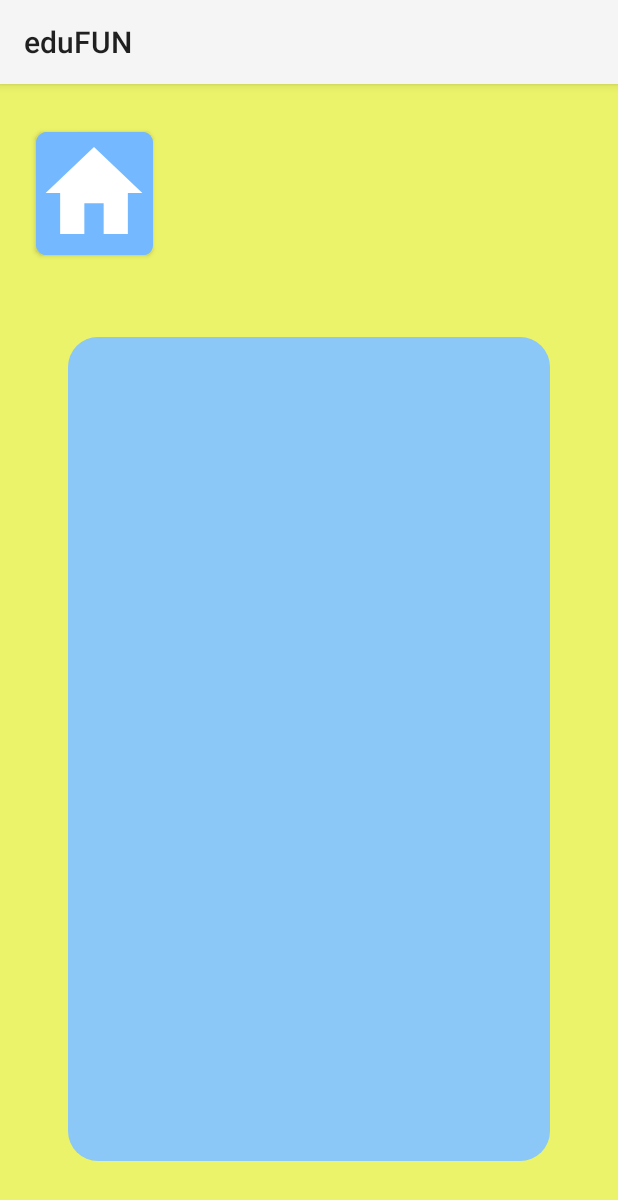
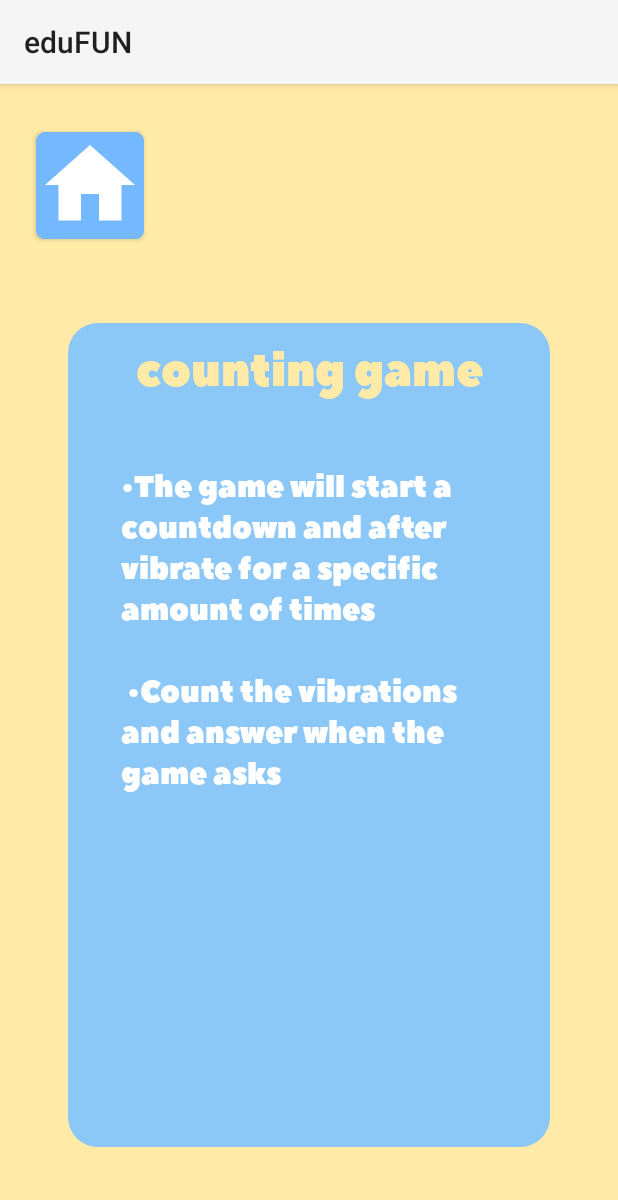
Before and after one commit to Tiltins7/edufun, an Android app: the NewActivity screen opened directly, with no data from a screen before it, on a phone screen of 412 x 824 dp. Shown: the top 1200 px of the screen. Run offline under Robolectric (Android 15) with nearby library versions, the phone set to English and light mode, and no system bars.

Commit message:
nomainiju visu hardcoded textu uz string failu lai var mainit valodas

```diff
--- a/app/src/main/res/layout/activity_new.xml
+++ b/app/src/main/res/layout/activity_new.xml
@@ -4,13 +4,13 @@
     xmlns:tools="http://schemas.android.com/tools"
     android:layout_width="match_parent"
     android:layout_height="match_parent"
-    android:background="#EBF36A"
+    android:background="#ffeaa7"
     tools:context=".MainActivity">
 
     <Button
         android:id="@+id/homebtn"
-        android:layout_width="78dp"
-        android:layout_height="82dp"
+        android:layout_width="72dp"
+        android:layout_height="71dp"
         android:layout_marginStart="24dp"
         android:layout_marginLeft="24dp"
 
@@ -22,20 +22,44 @@
         app:layout_constraintEnd_toEndOf="parent"
         app:layout_constraintHorizontal_bias="0.0"
         app:layout_constraintStart_toStartOf="parent"
-        app:layout_constraintTop_toTopOf="parent"/>
+        app:layout_constraintTop_toTopOf="parent" />
 
     <FrameLayout
         android:layout_width="321dp"
         android:layout_height="549dp"
         android:layout_marginStart="50dp"
         android:layout_marginLeft="50dp"
+        android:layout_marginTop="150dp"
         android:layout_marginEnd="50dp"
         android:layout_marginRight="50dp"
         android:layout_marginBottom="50dp"
         android:background="@drawable/rounded_rectangle"
         app:layout_constraintBottom_toBottomOf="parent"
         app:layout_constraintEnd_toEndOf="parent"
-        app:layout_constraintStart_toStartOf="parent" />
+        app:layout_constraintStart_toStartOf="parent"
+        app:layout_constraintTop_toTopOf="parent" >
+
+        <TextView
+            android:id="@+id/messageTextView"
+            android:layout_width="match_parent"
+            android:layout_height="61dp"
+            app:fontFamily="@font/peace_sans"
+            android:gravity="center"
+            android:text="@string/counting_game_head"
+            android:textColor="#ffeaa7"
+            android:textSize="30sp" />
+
+        <TextView
+            android:id="@+id/messageTextView2"
+            android:layout_width="250dp"
+            android:layout_height="358dp"
+            android:layout_gravity="center"
+            app:fontFamily="@font/peace_sans"
+            android:text="@string/counting_game_ins"
+            android:textColor="#ffffff"
+            android:textSize="20sp" />
+
+    </FrameLayout>
 
 
 
--- a/app/src/main/res/values/strings.xml
+++ b/app/src/main/res/values/strings.xml
@@ -1,3 +1,12 @@
 <resources>
     <string name="app_name">eduFUN</string>
+    <string name="counting_game_ins">•The game will start a countdown and after vibrate for a specific amount of times\n \n
+•Count the vibrations and answer when the game asks\n\n</string>
+    <string name="counting_game_head">counting game</string>
+    <string name="main_button_colors">colors</string>
+    <string name="main_button_shapes">shapes</string>
+    <string name="main_button_counting">counting</string>
+    <string name="main_button_animals">animals</string>
+    <string name="main_information">i</string>
+    <string name="image_desc">Main screen logo</string>
 </resources>
```
Also changed, not shown: app/src/main/res/layout/activity_main.xml (+16 -15 lines).
